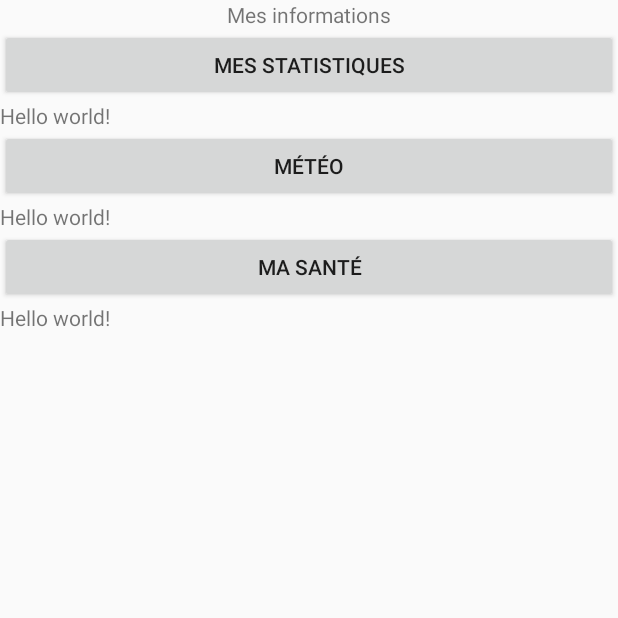
After one commit to cherifyass/Smart-ebike, an Android app: the donnees screen opened directly, with no data from a screen before it, on a phone screen of 412 x 824 dp, the top half of it. The commit adds this screen. Run offline under Robolectric (Android 15) with nearby library versions, the phone set to English and light mode, and no system bars.

Commit message:
Création de l'activité Informations (yassine et moi)

```diff
--- a/app/src/main/AndroidManifest.xml
+++ b/app/src/main/AndroidManifest.xml
@@ -10,29 +10,32 @@
 
     <uses-feature
         android:glEsVersion="0x00020000"
-        android:required="true"/>
+        android:required="true" />
 
     <permission
         android:name="fr.rolandl.blog_gps.permission.MAPS_RECEIVE"
-        android:protectionLevel="signature"/>
+        android:protectionLevel="signature" />
 
-    <uses-permission android:name="fr.rolandl.blog_gps.permission.MAPS_RECEIVE"/>
-    <uses-permission android:name="android.permission.INTERNET"/>
-    <uses-permission android:name="android.permission.ACCESS_NETWORK_STATE"/>
-    <uses-permission android:name="android.permission.WRITE_EXTERNAL_STORAGE"/>
-    <uses-permission android:name="com.google.android.providers.gsf.permission.READ_GSERVICES"/>
-    <uses-permission android:name="android.permission.ACCESS_FINE_LOCATION"/>
+    <uses-permission android:name="fr.rolandl.blog_gps.permission.MAPS_RECEIVE" />
+    <uses-permission android:name="android.permission.INTERNET" />
+    <uses-permission android:name="android.permission.ACCESS_NETWORK_STATE" />
+    <uses-permission android:name="android.permission.WRITE_EXTERNAL_STORAGE" />
+    <uses-permission android:name="com.google.android.providers.gsf.permission.READ_GSERVICES" />
+    <uses-permission android:name="android.permission.ACCESS_FINE_LOCATION" />
+
+    <android:uses-permission android:name="android.permission.READ_PHONE_STATE" />
+    <android:uses-permission
+        android:name="android.permission.READ_EXTERNAL_STORAGE"
+        android:maxSdkVersion="18" />
 
     <application
         android:allowBackup="true"
         android:icon="@drawable/ic_launcher"
         android:label="@string/app_name"
         android:theme="@style/AppTheme" >
-
         <meta-data
             android:name="com.google.android.maps.v2.API_KEY"
-            android:value="@string/API_KEY"/>
-
+            android:value="@string/API_KEY" />
         <meta-data
             android:name="com.google.android.gms.version"
             android:value="@integer/google_play_services_version" />
@@ -46,11 +49,13 @@
                 <category android:name="android.intent.category.LAUNCHER" />
             </intent-filter>
         </activity>
-
         <activity
             android:name=".NavigationActivity"
-            android:label="Navigation"/>
-
+            android:label="Navigation" />
+        <activity
+            android:name=".donnees"
+            android:label="@string/title_activity_donnees" >
+        </activity>
     </application>
 
 </manifest>
--- /dev/null
+++ b/app/src/main/java/com/esir/si/smarte_bike/donnees.java
@@ -0,0 +1,39 @@
+package com.esir.si.smarte_bike;
+
+import android.support.v7.app.ActionBarActivity;
+import android.os.Bundle;
+import android.view.Menu;
+import android.view.MenuItem;
+
+
+public class donnees extends ActionBarActivity {
+
+    @Override
+    protected void onCreate(Bundle savedInstanceState) {
+        super.onCreate(savedInstanceState);
+        setContentView(R.layout.activity_donnees);
+    }
+
+
+    @Override
+    public boolean onCreateOptionsMenu(Menu menu) {
+        // Inflate the menu; this adds items to the action bar if it is present.
+        getMenuInflater().inflate(R.menu.menu_donnees, menu);
+        return true;
+    }
+
+    @Override
+    public boolean onOptionsItemSelected(MenuItem item) {
+        // Handle action bar item clicks here. The action bar will
+        // automatically handle clicks on the Home/Up button, so long
+        // as you specify a parent activity in AndroidManifest.xml.
+        int id = item.getItemId();
+
+        //noinspection SimplifiableIfStatement
+        if (id == R.id.action_settings) {
+            return true;
+        }
+
+        return super.onOptionsItemSelected(item);
+    }
+}
--- /dev/null
+++ b/app/src/main/res/layout/activity_donnees.xml
@@ -0,0 +1,49 @@
+<LinearLayout xmlns:android="http://schemas.android.com/apk/res/android"
+    xmlns:tools="http://schemas.android.com/tools"
+    android:orientation="vertical"
+    android:layout_width="fill_parent"
+    android:layout_height="fill_parent"
+    tools:context="com.esir.si.smarte_bike.donnees">
+
+    <TextView
+        android:text="@string/titre_info"
+        android:gravity="center"
+        android:layout_width="fill_parent"
+        android:layout_height="wrap_content" />
+
+    <Button
+        android:id="@+id/statistiques"
+        android:text="@string/statistiques"
+        android:layout_width="fill_parent"
+        android:layout_height="wrap_content" />
+
+    <TextView
+        android:id="@+id/texteStats"
+        android:text="@string/hello_world"
+        android:layout_width="fill_parent"
+        android:layout_height="wrap_content" />
+    <Button
+        android:id="@+id/meteo"
+        android:text="@string/meteo"
+        android:layout_width="fill_parent"
+        android:layout_height="wrap_content" />
+
+    <TextView
+        android:id="@+id/texteMeteo"
+        android:text="@string/hello_world"
+        android:layout_width="fill_parent"
+        android:layout_height="wrap_content" />
+
+    <Button
+        android:id="@+id/sante"
+        android:text="@string/sante"
+        android:layout_width="fill_parent"
+        android:layout_height="wrap_content" />
+
+    <TextView
+        android:id="@+id/texteSante"
+        android:text="@string/hello_world"
+        android:layout_width="fill_parent"
+        android:layout_height="wrap_content" />
+
+</LinearLayout>
--- /dev/null
+++ b/app/src/main/res/menu/menu_donnees.xml
@@ -0,0 +1,6 @@
+<menu xmlns:android="http://schemas.android.com/apk/res/android"
+    xmlns:app="http://schemas.android.com/apk/res-auto"
+    xmlns:tools="http://schemas.android.com/tools" tools:context="com.esir.si.smarte_bike.donnees">
+    <item android:id="@+id/action_settings" android:title="@string/action_settings"
+        android:orderInCategory="100" app:showAsAction="never" />
+</menu>
--- a/app/src/main/res/values/strings.xml
+++ b/app/src/main/res/values/strings.xml
@@ -16,5 +16,10 @@
     <string name="donnees">Mes données</string>
     <string name="apropos">A propos</string>
     <string name="nomprojet">Smart E-Bike</string>
+    <string name="title_activity_donnees">donnees</string>
+    <string name="statistiques">Mes statistiques</string>
+    <string name="sante">Ma santé</string>
+    <string name="meteo">Météo</string>
+    <string name="titre_info">Mes informations</string>
 
 </resources>
```
